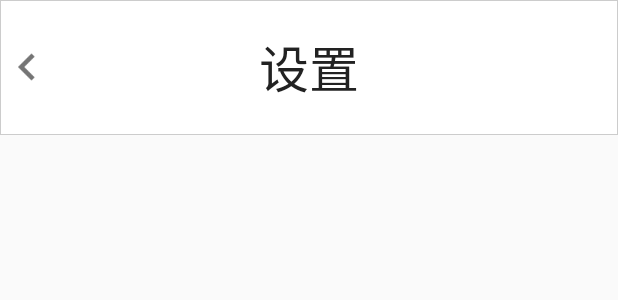
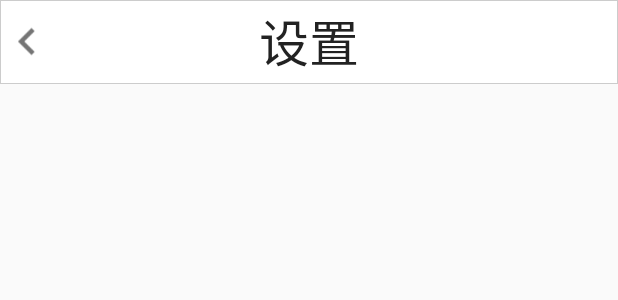
Before and after one commit to guosheng1222/SmallLemon, an Android app: the layout activity_note.xml on its own in the app's theme, with its tools: preview values and no code run, on a phone screen of 412 x 824 dp. Shown: the top 300 px of the screen. Run offline under Robolectric (Android 15) with nearby library versions, the phone set to English and light mode, and no system bars; plain views replace AutoLinearLayout, AutoRelativeLayout; network calls fail.

Commit message:
by wangchao---优化了一些代码

```diff
--- a/app/src/main/java/com/example/fragment/CommunityFragment.java
+++ b/app/src/main/java/com/example/fragment/CommunityFragment.java
@@ -1,5 +1,6 @@
 package com.example.fragment;
 
+import android.content.Intent;
 import android.os.Bundle;
 import android.support.annotation.Nullable;
 import android.support.design.widget.TabLayout;
@@ -10,6 +11,7 @@ import android.view.LayoutInflater;
 import android.view.View;
 import android.view.ViewGroup;
 
+import com.example.smalllemon.NoteActivity;
 import com.example.smalllemon.R;
 
 import java.util.ArrayList;
@@ -33,6 +35,15 @@ public class CommunityFragment extends Fragment {
         if (21 > android.os.Build.VERSION.SDK_INT) {
             view.setPadding(0, 0, 0, 0);
         }
+
+
+        view.findViewById(R.id.note_logo).setOnClickListener(new View.OnClickListener() {
+            @Override
+            public void onClick(View view) {
+                Intent intent = new Intent(getActivity(), NoteActivity.class);
+                startActivity(intent);
+            }
+        });
         tabLayout = (TabLayout) view.findViewById(R.id.tabLayout);
         community_viewPager = (ViewPager) view.findViewById(R.id.community_viewPager);
         addFragment();
@@ -66,6 +77,7 @@ public class CommunityFragment extends Fragment {
         community_viewPager.setCurrentItem(1);
     }
 
+
     /**
      * 添加fragment
      */
--- a/app/src/main/java/com/example/fragment/HomePageFragment.java
+++ b/app/src/main/java/com/example/fragment/HomePageFragment.java
@@ -134,12 +134,8 @@ public class HomePageFragment extends Fragment implements View.OnClickListener {
 
         switch (view.getId()) {
             case R.id.imageView2:
-
                 Intent intent = new Intent(getActivity(), NoteActivity.class);
-
                 startActivity(intent);
-
-
                 break;
 
         }
--- a/app/src/main/res/layout/activity_note.xml
+++ b/app/src/main/res/layout/activity_note.xml
@@ -5,10 +5,9 @@
     android:id="@+id/activity_note"
     android:layout_width="match_parent"
     android:layout_height="match_parent"
-    android:orientation="vertical"
     android:clipToPadding="true"
     android:fitsSystemWindows="true"
-    >
+    android:orientation="vertical">
 
     <include layout="@layout/activity_title" />
 
@@ -16,16 +15,16 @@
     <android.support.design.widget.TabLayout
         android:id="@+id/note_tabLayout"
         android:layout_width="match_parent"
-        android:layout_height="wrap_content"
+        android:layout_height="?attr/actionBarSize"
         app:tabIndicatorColor="#FFDA44"
         app:tabSelectedTextColor="#FFDA44"
-        app:tabTextColor="@color/colorGrayText"></android.support.design.widget.TabLayout>
+        app:tabTextColor="@color/colorGrayText" />
 
 
     <android.support.v4.view.ViewPager
         android:id="@+id/note_viewPager"
         android:layout_width="match_parent"
-        android:layout_height="wrap_content"></android.support.v4.view.ViewPager>
+        android:layout_height="wrap_content" />
 
 
 </com.zhy.autolayout.AutoLinearLayout>
--- a/app/src/main/res/layout/activity_title.xml
+++ b/app/src/main/res/layout/activity_title.xml
@@ -1,46 +1,41 @@
 <?xml version="1.0" encoding="utf-8"?>
 <com.zhy.autolayout.AutoRelativeLayout xmlns:android="http://schemas.android.com/apk/res/android"
     android:layout_width="match_parent"
-    android:layout_height="135px"
+    android:layout_height="?attr/actionBarSize"
+    android:background="@drawable/background_with_shadow"
     android:clipToPadding="true"
-    android:fitsSystemWindows="true"
-    android:background="@drawable/background_with_shadow"
-    >
+    android:fitsSystemWindows="true">
 
     <ImageView
+        android:id="@+id/return_back"
         android:layout_width="wrap_content"
         android:layout_height="match_parent"
-        android:src="@mipmap/return_back"
         android:layout_centerVertical="true"
-        android:id="@+id/return_back"
-        />
+        android:src="@mipmap/return_back" />
 
     <TextView
+        android:id="@+id/title_name"
         android:layout_width="wrap_content"
         android:layout_height="match_parent"
+        android:layout_centerHorizontal="true"
+        android:layout_centerVertical="true"
         android:gravity="center"
         android:text="设置"
-        android:textSize="50px"
         android:textColor="@color/colorBlackText"
-        android:layout_centerVertical="true"
-        android:layout_centerHorizontal="true"
-        android:id="@+id/title_name"
-        />
+        android:textSize="50px" />
 
     <TextView
+        android:id="@+id/hide"
         android:layout_width="wrap_content"
         android:layout_height="match_parent"
+        android:layout_alignParentRight="true"
+        android:layout_centerVertical="true"
+        android:layout_marginRight="40px"
         android:gravity="center"
         android:text="完成"
+        android:textColor="@color/colorBlackText"
         android:textSize="50px"
-        android:textColor="@color/colorBlackText"
-        android:layout_centerVertical="true"
-        android:layout_alignParentRight="true"
-        android:layout_marginRight="40px"
-        android:id="@+id/hide"
-        android:visibility="invisible"
-        />
-
+        android:visibility="invisible" />
 
 
 </com.zhy.autolayout.AutoRelativeLayout>
--- a/app/src/main/res/layout/fragment_community.xml
+++ b/app/src/main/res/layout/fragment_community.xml
@@ -31,6 +31,7 @@
             app:tabTextColor="#000" />
 
         <ImageView
+            android:id="@+id/note_logo"
             android:layout_width="0px"
             android:layout_height="match_parent"
             android:layout_gravity="center"
```
